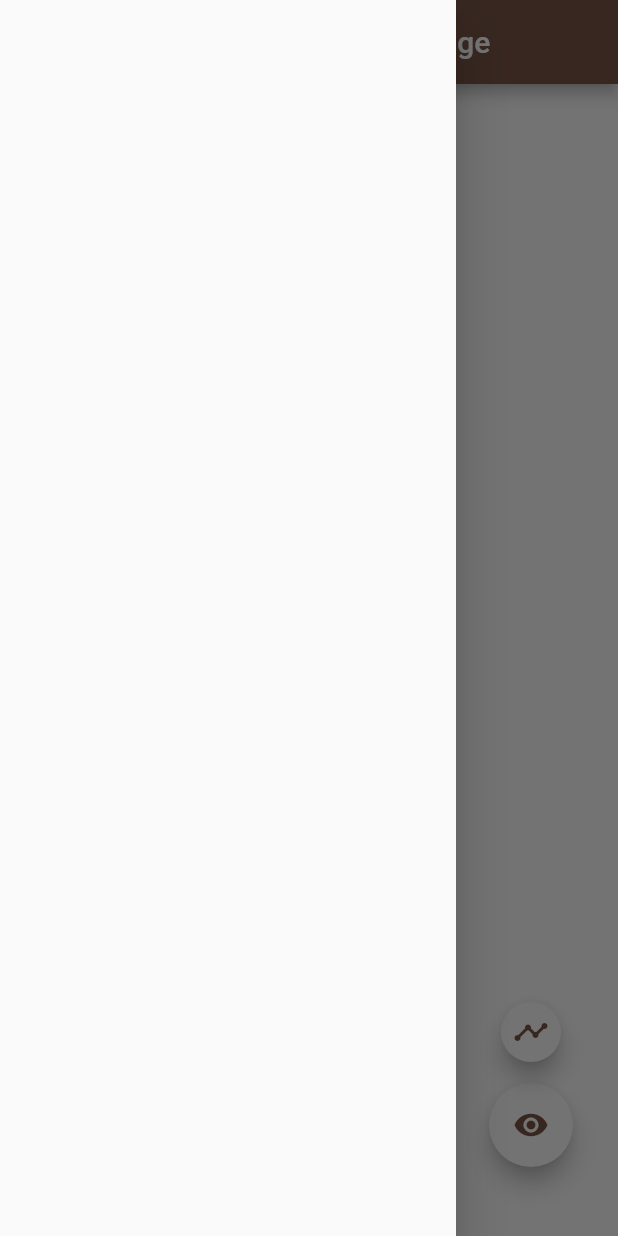
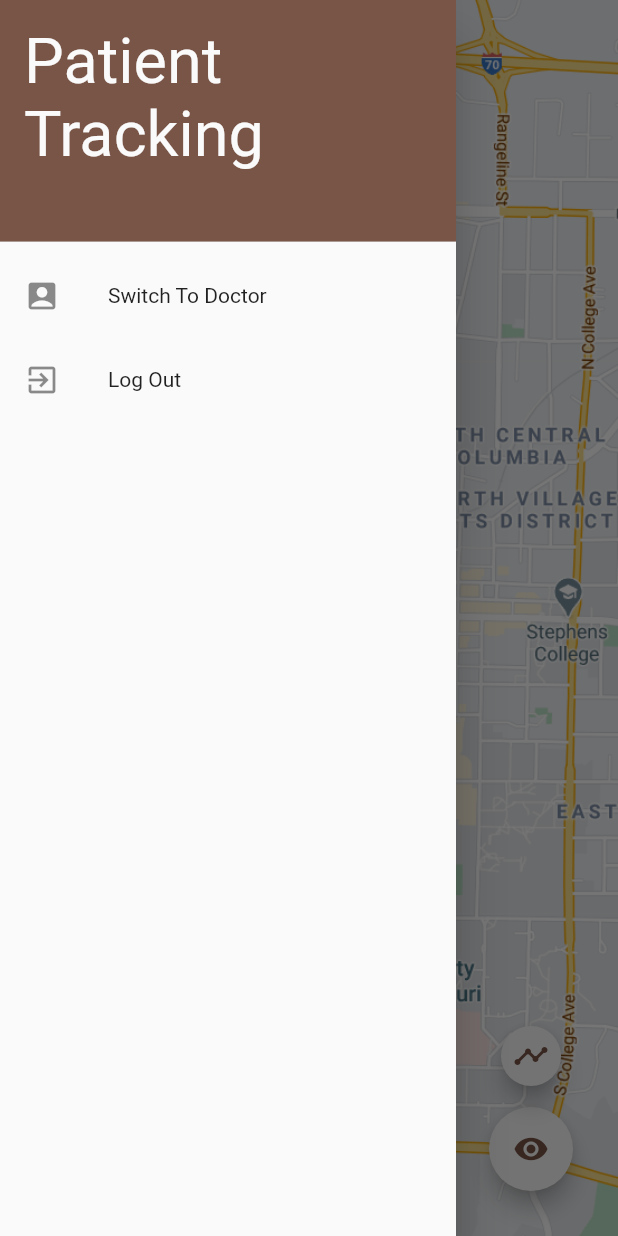
Before and after one commit to JasonJOCKKY/TrackingApp, a Flutter app: the screen it shows after launch, with the side drawer open, on a phone screen of 412 x 824 dp. Run offline on Flutter 3.47's test engine with Material 2 defaults, Android fonts, the phone set to English and light mode, and no system bars; our stand-ins replace location.

Commit message:
modulate patient pages

```diff
--- a/tracking_app/lib/main.dart
+++ b/tracking_app/lib/main.dart
@@ -1,7 +1,6 @@
 import 'package:flutter/material.dart';
-import 'package:location/location.dart';
-import 'service/location_service.dart';
-import 'widgets/mapfab.dart';
+import 'package:tracking_app/pages/doctor_map_page.dart';
+import 'package:tracking_app/pages/patient_map_page.dart';
 
 void main() {
   runApp(MyApp());
@@ -17,125 +16,7 @@ class MyApp extends StatelessWidget {
         primarySwatch: Colors.brown,
         visualDensity: VisualDensity.adaptivePlatformDensity,
       ),
-      home: MyHomePage(title: 'Patient Tracking Home Page'),
+      home: DoctorMapPage(),
     );
   }
 }
-
-class MyHomePage extends StatefulWidget {
-  MyHomePage({Key key, this.title}) : super(key: key);
-
-  final String title;
-
-  @override
-  _MyHomePageState createState() => _MyHomePageState();
-}
-
-class _MyHomePageState extends State<MyHomePage> {
-  String locationEnabled = "The location service is not enabled.";
-  String locationString = "N/A";
-
-  onLocationUpdate(LocationData newLocation) {
-    locationString =
-        "Latitude: ${newLocation.latitude}\nLongitude: ${newLocation.longitude}";
-  }
-
-  // Functions for FABs
-  bool isMapCentered = false;
-  bool isGridVisible = false;
-  bool isTimelineShown = false;
-
-  onCenterToggle() {
-    setState(() {
-      isMapCentered = !isMapCentered;
-    });
-  }
-
-  onGridToggle() {
-    setState(() {
-      isGridVisible = !isGridVisible;
-    });
-  }
-
-  onTimelineTogger() {
-    setState(() {
-      isTimelineShown = !isTimelineShown;
-    });
-  }
-
-  // Override Methods
-  @override
-  void initState() {
-    super.initState();
-
-    serviceCheckLocationEnabled().then((bool locationIsEnabled) {
-      if (locationIsEnabled) {
-        setState(() {
-          locationEnabled = "The location service is enabled!";
-        });
-
-        serviceLocationStream().listen((LocationData newLocation) {
-          setState(() {
-            onLocationUpdate(newLocation);
-          });
-        });
-      }
-    });
-  }
-
-  @override
-  Widget build(BuildContext context) {
-    return Scaffold(
-      appBar: AppBar(
-        title: Text(widget.title),
-      ),
-      drawer: Drawer(),
-      body: Center(
-        child: Column(
-          mainAxisAlignment: MainAxisAlignment.center,
-          children: <Widget>[
-            Text(locationEnabled),
-            Text(locationString),
-          ],
-        ),
-      ),
-      floatingActionButtonLocation: FloatingActionButtonLocation.centerFloat,
-      floatingActionButton: Padding(
-        padding: const EdgeInsets.all(30),
-        child: Row(
-          mainAxisAlignment: MainAxisAlignment.spaceBetween,
-          children: <Widget>[
-            Column(
-              verticalDirection: VerticalDirection.up,
-              children: [
-                MapFab(
-                  onPressed: this.onCenterToggle,
-                  icon: Icons.near_me,
-                  isActive: this.isMapCentered,
-                ),
-              ],
-            ),
-            Column(
-              verticalDirection: VerticalDirection.up,
-              children: [
-                MapFab(
-                    onPressed: this.onGridToggle,
-                    icon: Icons.visibility,
-                    isActive: this.isGridVisible),
-                Padding(
-                  padding: const EdgeInsets.only(bottom: 10),
-                  child: MapFab(
-                    onPressed: this.onTimelineTogger,
-                    icon: Icons.timeline,
-                    isActive: this.isTimelineShown,
-                    mini: true,
-                  ),
-                ),
-              ],
-            ),
-          ],
-        ),
-      ),
-    );
-  }
-}
--- /dev/null
+++ b/tracking_app/lib/pages/doctor_map_page.dart
@@ -0,0 +1,130 @@
+import 'package:flutter/material.dart';
+import 'package:tracking_app/pages/patient_menu_page.dart';
+import 'package:tracking_app/widgets/mapfab.dart';
+
+class DoctorMapPage extends StatefulWidget {
+  @override
+  State<StatefulWidget> createState() => _DoctorMapPageState();
+}
+
+class _DoctorMapPageState extends State<DoctorMapPage> {
+  final GlobalKey<ScaffoldState> _scaffoldKey = GlobalKey<ScaffoldState>();
+
+  // Functions for FABs
+  bool isMapCentered = false;
+  bool isGridVisible = false;
+  bool isTimelineShown = false;
+
+  onCenterToggle() {
+    setState(() {
+      isMapCentered = !isMapCentered;
+    });
+  }
+
+  onGridToggle() {
+    setState(() {
+      isGridVisible = !isGridVisible;
+    });
+  }
+
+  onTimelineTogger() {
+    setState(() {
+      isTimelineShown = !isTimelineShown;
+    });
+  }
+
+  // Override Methods
+  @override
+  void initState() {
+    super.initState();
+
+    // serviceCheckLocationEnabled().then((bool locationIsEnabled) {
+    //   if (locationIsEnabled) {
+    //     setState(() {
+    //       locationEnabled = "The location service is enabled!";
+    //     });
+
+    //     serviceLocationStream().listen((LocationData newLocation) {
+    //       setState(() {
+    //         onLocationUpdate(newLocation);
+    //       });
+    //     });
+    //   }
+    // });
+  }
+
+  @override
+  Widget build(BuildContext context) {
+    return Scaffold(
+      key: this._scaffoldKey,
+      // appBar: AppBar(
+      //   toolbarHeight: 0,
+      // ),
+      drawer: PatientMenuPage(),
+      drawerEnableOpenDragGesture: false,
+      body: Stack(
+        children: [
+          // Background
+          Container(
+            alignment: Alignment.center,
+            color: Colors.amber,
+            child: Image(
+              image: AssetImage('assets/map.png'),
+              fit: BoxFit.fitHeight,
+              width: double.infinity,
+              height: double.infinity,
+            ),
+          ),
+          // FABs
+          SafeArea(
+            child: Padding(
+              padding: const EdgeInsets.all(30),
+              child: Row(
+                mainAxisAlignment: MainAxisAlignment.spaceBetween,
+                children: <Widget>[
+                  Column(
+                    mainAxisAlignment: MainAxisAlignment.spaceBetween,
+                    children: [
+                      // Menu Button
+                      MapFab(
+                        onPressed: () {
+                          this._scaffoldKey.currentState.openDrawer();
+                        },
+                        icon: Icons.menu,
+                        isActive: false,
+                      ),
+                      // Center Button
+                      MapFab(
+                        onPressed: this.onCenterToggle,
+                        icon: Icons.near_me,
+                        isActive: this.isMapCentered,
+                      ),
+                    ],
+                  ),
+                  Column(
+                    verticalDirection: VerticalDirection.up,
+                    children: [
+                      MapFab(
+                          onPressed: this.onGridToggle,
+                          icon: Icons.visibility,
+                          isActive: this.isGridVisible),
+                      Padding(
+                        padding: const EdgeInsets.only(bottom: 10),
+                        child: MapFab(
+                          onPressed: this.onTimelineTogger,
+                          icon: Icons.timeline,
+                          isActive: this.isTimelineShown,
+                          mini: true,
+                        ),
+                      ),
+                    ],
+                  ),
+                ],
+              ),
+            ),
+          ),
+        ],
+      ),
+    );
+  }
+}
--- /dev/null
+++ b/tracking_app/lib/pages/patient_menu_page.dart
@@ -0,0 +1,41 @@
+import 'package:flutter/material.dart';
+
+class PatientMenuPage extends StatelessWidget {
+  @override
+  Widget build(BuildContext context) {
+    return Drawer(
+      child: ListView(
+        padding: EdgeInsets.zero,
+        physics: const NeverScrollableScrollPhysics(),
+        children: <Widget>[
+          DrawerHeader(
+            child: Text(
+              'Patient Tracking',
+              style: DefaultTextStyle.of(context).style.apply(
+                  fontSizeFactor: 3.0, color: Theme.of(context).canvasColor),
+            ),
+            decoration: BoxDecoration(
+              color: Theme.of(context).primaryColor,
+            ),
+          ),
+          ListTile(
+            leading: Icon(Icons.account_box),
+            title: Text(
+              'Switch To Doctor',
+              style: DefaultTextStyle.of(context).style,
+            ),
+            onTap: () {},
+          ),
+          ListTile(
+            leading: Icon(Icons.exit_to_app),
+            title: Text(
+              'Log Out',
+              style: DefaultTextStyle.of(context).style,
+            ),
+            onTap: () {},
+          ),
+        ],
+      ),
+    );
+  }
+}
```
Also changed, not shown: tracking_app/lib/pages/patient_map_page.dart (added, +138 -0 lines), tracking_app/lib/pages/doctor_menu_page.dart (added).
